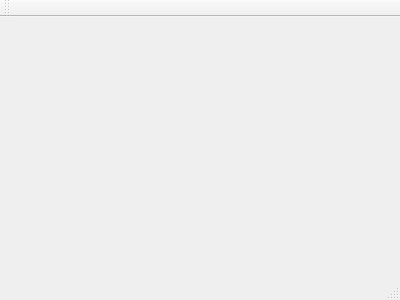
The window that mainwindow.ui (pszem0c/RTTViewerGUI) describes before a commit, drawn with Qt 5.
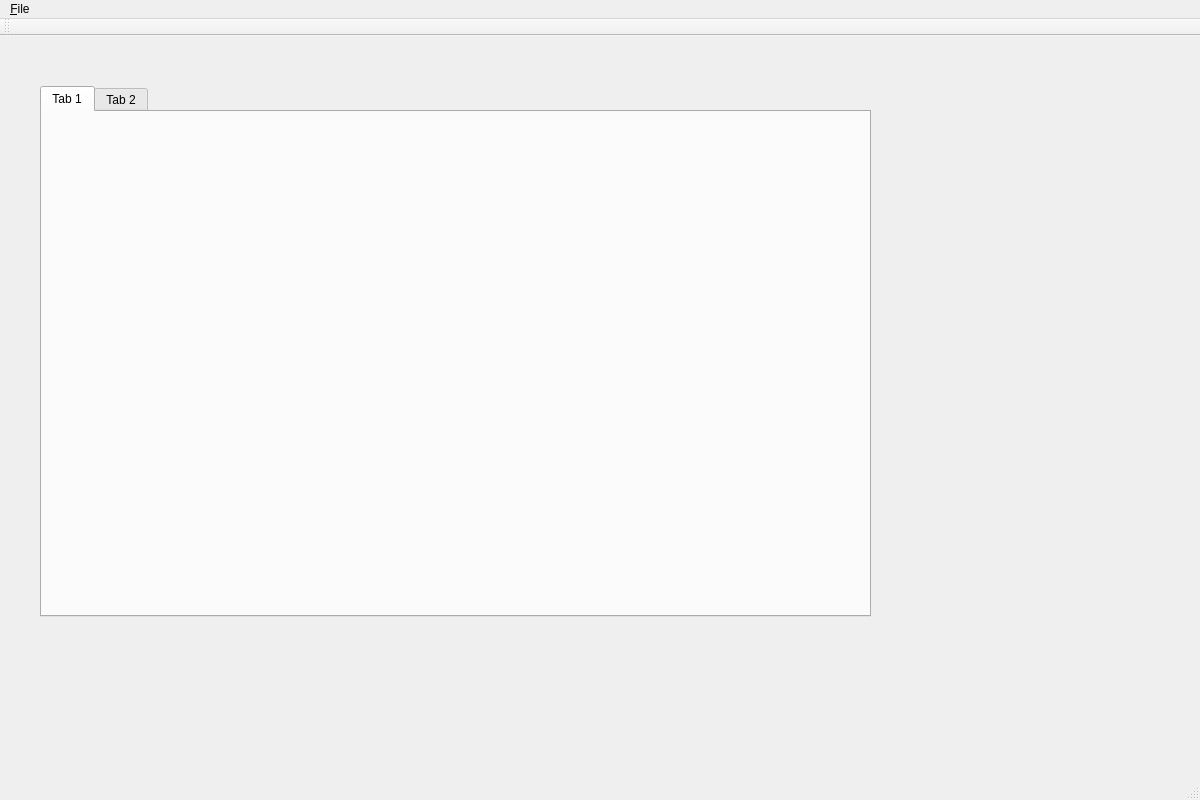
The same window after the commit.

Patch:
```diff
--- a/mainwindow.ui
+++ b/mainwindow.ui
@@ -1,24 +1,80 @@
 <ui version="4.0">
  <class>MainWindow</class>
- <widget class="QMainWindow" name="MainWindow" >
-  <property name="geometry" >
+ <widget class="QMainWindow" name="MainWindow">
+  <property name="geometry">
    <rect>
     <x>0</x>
     <y>0</y>
-    <width>400</width>
-    <height>300</height>
+    <width>1200</width>
+    <height>800</height>
    </rect>
   </property>
   <property name="windowTitle" >
    <string>MainWindow</string>
   </property>
-  <widget class="QMenuBar" name="menuBar" />
-  <widget class="QToolBar" name="mainToolBar" />
-  <widget class="QWidget" name="centralWidget" />
-  <widget class="QStatusBar" name="statusBar" />
+  <widget class="QWidget" name="centralWidget">
+   <widget class="QTabWidget" name="channelTabWidget">
+    <property name="geometry">
+     <rect>
+      <x>40</x>
+      <y>50</y>
+      <width>831</width>
+      <height>531</height>
+     </rect>
+    </property>
+    <property name="currentIndex">
+     <number>0</number>
+    </property>
+    <widget class="QWidget" name="tab">
+     <attribute name="title">
+      <string>Tab 1</string>
+     </attribute>
+    </widget>
+    <widget class="QWidget" name="tab_2">
+     <attribute name="title">
+      <string>Tab 2</string>
+     </attribute>
+    </widget>
+   </widget>
+  </widget>
+  <widget class="QMenuBar" name="menuBar">
+   <property name="geometry">
+    <rect>
+     <x>0</x>
+     <y>0</y>
+     <width>1200</width>
+     <height>22</height>
+    </rect>
+   </property>
+   <widget class="QMenu" name="menu_File">
+    <property name="title">
+     <string>&amp;File</string>
+    </property>
+    <addaction name="action_Connect"/>
+   </widget>
+   <addaction name="menu_File"/>
+  </widget>
+  <widget class="QToolBar" name="mainToolBar">
+   <attribute name="toolBarArea">
+    <enum>TopToolBarArea</enum>
+   </attribute>
+   <attribute name="toolBarBreak">
+    <bool>false</bool>
+   </attribute>
+  </widget>
+  <widget class="QStatusBar" name="statusBar"/>
+  <action name="actionConnect">
+   <property name="text">
+    <string>Connect</string>
+   </property>
+  </action>
+  <action name="action_Connect">
+   <property name="text">
+    <string>&amp;Connect</string>
+   </property>
+  </action>
  </widget>
- <layoutDefault spacing="6" margin="11" />
- <pixmapfunction></pixmapfunction>
+ <layoutdefault spacing="6" margin="11"/>
  <resources/>
  <connections/>
 </ui>
```
Left out of the diff: 3 changed lines with no effect on the pictures.
